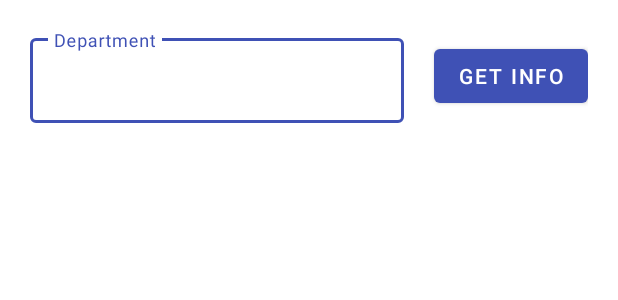
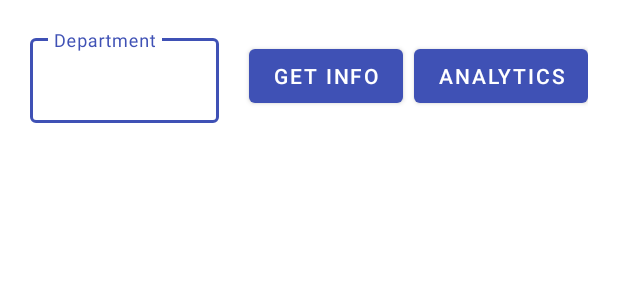
Before and after one commit to PrinceSumberia/assets-management, an Android app: the layout fragment_fragment_department.xml on its own in the app's theme, with its tools: preview values and no code run, on a phone screen of 412 x 824 dp. Shown: the top 300 px of the screen. Run offline under Robolectric (Android 15) with nearby library versions, the phone set to English and light mode, and no system bars.

Commit message:
Added Analytics

```diff
--- a/app/build.gradle
+++ b/app/build.gradle
@@ -73,6 +73,9 @@ dependencies {
     implementation 'com.mikhaellopez:circularimageview:3.2.0'
     implementation 'com.squareup.picasso:picasso:2.71828'
 
+    implementation 'com.github.PhilJay:MPAndroidChart:v3.1.0'
+
+
 
 
 
--- a/app/src/main/res/layout/fragment_fragment_department.xml
+++ b/app/src/main/res/layout/fragment_fragment_department.xml
@@ -37,7 +37,15 @@
                 android:layout_width="wrap_content"
                 android:layout_height="wrap_content"
                 android:layout_gravity="center"
-                android:text="Get Info" />
+                android:text="Get Info"
+                android:layout_marginRight="7dp"/>
+
+            <Button
+                android:id="@+id/view_analytics"
+                android:layout_width="wrap_content"
+                android:layout_height="wrap_content"
+                android:layout_gravity="center"
+                android:text="Analytics" />
         </LinearLayout>
 
 
```
Also changed, not shown: app/src/main/java/com/prince/assetManagement/Display_Graph.java (+60 -29 lines), app/src/main/java/com/prince/assetManagement/FragmentDepartment.java (+16 -1 lines), app/src/main/res/layout/activity_display__graph.xml (+10 -4 lines).
